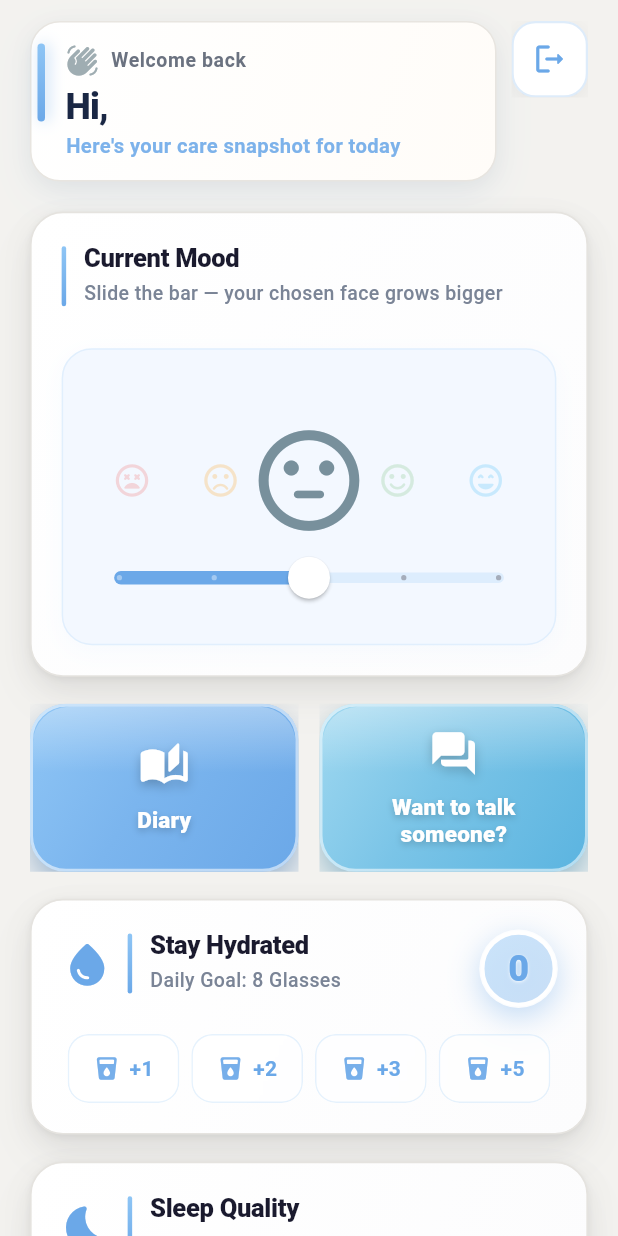
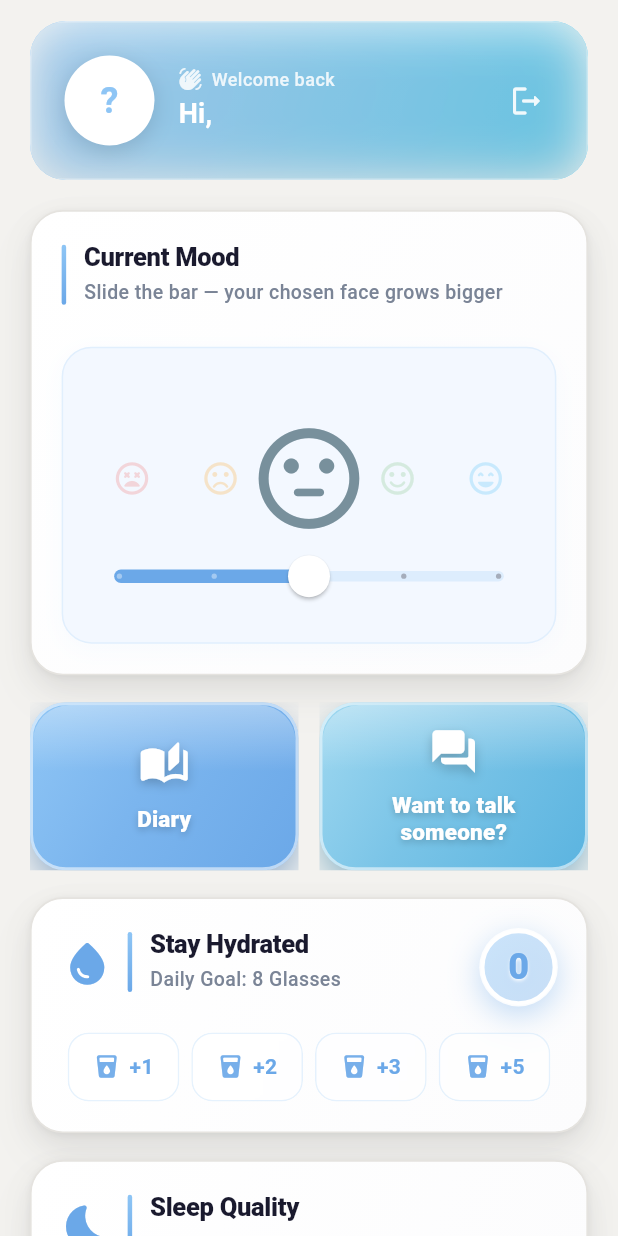
Before and after one commit to sadithaboxrec/Mental-HealthCare-Application_Project, a Flutter app: the PatientHome screen opened directly with empty values, on a phone screen of 412 x 824 dp. Run offline on Flutter 3.47's test engine with Material 3 defaults, Android fonts, the light colour scheme and no system bars; our stand-ins replace cloud_firestore, emoji_picker_flutter, firebase_auth, firebase_core; accounts and stored records are empty; generated files the repository leaves out were written again.

Commit message:
update home header

```diff
--- a/mental_health_support_app/lib/presentation/screens/patient/widgets/home_header.dart
+++ b/mental_health_support_app/lib/presentation/screens/patient/widgets/home_header.dart
@@ -1,79 +1,106 @@
 import 'package:flutter/material.dart';
+import 'dart:ui' show ImageFilter;
 import '../../../../core/controllers/auth_controller.dart';
 import '../../../../core/navigation/navigation_helper.dart';
 
 class HomeHeader extends StatelessWidget {
   final String userName;
+  // final String userRole;
   final Color primaryBlue;
   final Color primaryBlueDeep;
 
   const HomeHeader({
     super.key,
     required this.userName,
+    // required this.userRole,
     required this.primaryBlue,
     required this.primaryBlueDeep,
   });
 
   @override
   Widget build(BuildContext context) {
-    const dark = Color(0xFF1A2744);
-    const subtle = Color(0xFF6B7280);
-
     return Padding(
       padding: const EdgeInsets.only(top: 4, bottom: 12),
-      child: Row(
-        crossAxisAlignment: CrossAxisAlignment.start,
+      child: ClipRRect(
+        borderRadius: BorderRadius.circular(24),
+        child: Stack(
           children: [
-          Expanded(
+            // ── Gradient background ───────────────
+            Positioned.fill(
               child: Container(
-              padding: const EdgeInsets.fromLTRB(4, 14, 14, 14),
                 decoration: BoxDecoration(
-                borderRadius: BorderRadius.circular(20),
                   gradient: LinearGradient(
+                    colors: [
+                      primaryBlue.withOpacity(0.95),
+                      const Color(0xFF56CCF2).withOpacity(0.9),
+                    ],
                     begin: Alignment.topLeft,
                     end: Alignment.bottomRight,
+                  ),
+                ),
+              ),
+            ),
+
+            // ── Glass overlay ─────────────────────
+            BackdropFilter(
+              filter: ImageFilter.blur(sigmaX: 18, sigmaY: 18),
+              child: Container(
+                width: double.infinity,
+                decoration: BoxDecoration(
+                  gradient: LinearGradient(
                     colors: [
-                    Colors.white,
-                    Color.lerp(Colors.white, const Color(0xFFFFFBF7), 0.85)!,
+                      Colors.white.withOpacity(0.22),
+                      Colors.white.withOpacity(0.06),
+                    ],
+                    begin: Alignment.topLeft,
+                    end: Alignment.bottomRight,
+                  ),
+                  border: Border.all(
+                    color: Colors.white.withOpacity(0.35),
+                  ),
+                  boxShadow: [
+                    BoxShadow(
+                      color: Colors.black.withOpacity(0.08),
+                      blurRadius: 24,
+                      offset: const Offset(0, 12),
+                    ),
                   ],
                 ),
-                border: Border.all(color: const Color(0xFFE8E5E0)),
+                padding: const EdgeInsets.fromLTRB(22, 22, 16, 22),
+                child: Row(
+                  children: [
+                    // ── Avatar ────────────────────
+                    Container(
+                      decoration: BoxDecoration(
+                        shape: BoxShape.circle,
                         boxShadow: [
                           BoxShadow(
-                    color: Colors.black.withOpacity(0.05),
+                            color: Colors.black.withOpacity(0.12),
                             blurRadius: 12,
                             offset: const Offset(0, 4),
                           ),
-                  BoxShadow(
-                    color: primaryBlueDeep.withOpacity(0.08),
-                    blurRadius: 24,
-                    offset: const Offset(0, 10),
-                  ),
                         ],
                       ),
-              child: Row(
-                crossAxisAlignment: CrossAxisAlignment.start,
-                children: [
-                  Container(
-                    width: 5,
-                    height: 52,
-                    decoration: BoxDecoration(
-                      borderRadius: BorderRadius.circular(5),
-                      gradient: LinearGradient(
-                        begin: Alignment.topCenter,
-                        end: Alignment.bottomCenter,
-                        colors: [primaryBlue, primaryBlueDeep],
-                      ),
-                      boxShadow: [
-                        BoxShadow(
-                          color: primaryBlueDeep.withOpacity(0.45),
-                          blurRadius: 8,
-                          offset: const Offset(2, 0),
-                        ),
-                      ],
+                      child: CircleAvatar(
+                        radius: 30,
+                        backgroundColor: Colors.white,
+                        child: Text(
+                          userName.isNotEmpty
+                              ? userName[0].toUpperCase()
+                              : '?',
+                          style: TextStyle(
+                            fontSize: 24,
+                            color: primaryBlue,
+                            fontWeight: FontWeight.bold,
+                            letterSpacing: 0.5,
                           ),
                         ),
-                  const SizedBox(width: 14),
+                      ),
+                    ),
+
+                    const SizedBox(width: 16),
+
+                    // ── Name + role ───────────────
                     Expanded(
                       child: Column(
                         crossAxisAlignment: CrossAxisAlignment.start,
@@ -82,90 +109,67 @@ class HomeHeader extends StatelessWidget {
                             children: [
                               Icon(
                                 Icons.waving_hand_rounded,
-                              size: 22,
-                              color: Color.lerp(
-                                primaryBlueDeep,
-                                const Color(0xFFFFB74D),
-                                0.35,
+                                size: 16,
+                                color: Colors.white.withOpacity(0.85),
                               ),
-                            ),
-                            const SizedBox(width: 8),
+                              const SizedBox(width: 6),
                               Text(
                                 'Welcome back',
                                 style: TextStyle(
-                                color: subtle,
-                                fontWeight: FontWeight.w700,
-                                fontSize: 13,
-                                letterSpacing: 0.4,
+                                  color: Colors.white.withOpacity(0.85),
+                                  fontWeight: FontWeight.w500,
+                                  fontSize: 12,
+                                  letterSpacing: 0.3,
                                 ),
                               ),
                             ],
                           ),
-                        const SizedBox(height: 6),
+                          const SizedBox(height: 4),
                           Text(
                             'Hi, $userName',
-                          maxLines: 2,
+                            maxLines: 1,
                             overflow: TextOverflow.ellipsis,
                             style: const TextStyle(
-                            color: dark,
-                            fontWeight: FontWeight.w900,
-                            fontSize: 24,
-                            height: 1.15,
-                            letterSpacing: -0.6,
+                              fontSize: 18,
+                              color: Colors.white,
+                              fontWeight: FontWeight.w700,
+                              letterSpacing: 0.2,
+                              height: 1.25,
                             ),
                           ),
-                        const SizedBox(height: 4),
-                        Text(
-                          "Here's your care snapshot for today",
-                          style: TextStyle(
-                            color: primaryBlueDeep.withOpacity(0.88),
-                            fontWeight: FontWeight.w600,
-                            fontSize: 13.5,
-                            height: 1.25,
+                          const SizedBox(height: 2),
+                          // Text(
+                          //   userRole.toUpperCase(),
+                          //   style: TextStyle(
+                          //     color: Colors.white.withOpacity(0.88),
+                          //     fontSize: 11,
+                          //     fontWeight: FontWeight.w500,
+                          //     letterSpacing: 1.2,
+                          //   ),
+                          // ),
+                        ],
+                      ),
+                    ),
+
+                    // ── Logout icon (inside card) ─
+                    IconButton(
+                      onPressed: () => AuthController.logout().then(
+                        (_) => NavigationHelper.goToLogin(context),
+                      ),
+                      icon: Icon(
+                        Icons.logout_rounded,
+                        color: Colors.white.withOpacity(0.9),
+                        size: 24,
+                      ),
+                      tooltip: 'Logout',
+                    ),
+                  ],
+                ),
               ),
             ),
           ],
         ),
       ),
-                ],
-              ),
-            ),
-          ),
-          const SizedBox(width: 10),
-          Material(
-            color: Colors.transparent,
-            child: InkWell(
-              onTap: () => AuthController.logout().then(
-                (_) => NavigationHelper.goToLogin(context),
-              ),
-              borderRadius: BorderRadius.circular(16),
-              child: Ink(
-                padding: const EdgeInsets.all(12),
-                decoration: BoxDecoration(
-                  borderRadius: BorderRadius.circular(16),
-                  color: Colors.white,
-                  border: Border.all(
-                    color: primaryBlueDeep.withOpacity(0.22),
-                    width: 1.5,
-                  ),
-                  boxShadow: [
-                    BoxShadow(
-                      color: Colors.black.withOpacity(0.05),
-                      blurRadius: 10,
-                      offset: const Offset(0, 3),
-                    ),
-                  ],
-                ),
-                child: Icon(
-                  Icons.logout_rounded,
-                  color: primaryBlueDeep,
-                  size: 24,
-                ),
-              ),
-            ),
-          ),
-        ],
-      ),
     );
   }
 }
```
Also changed, not shown: mental_health_support_app/lib/presentation/screens/patient/patient_home.dart (+4 -4 lines). Lines whose indentation alone changed are shown as unchanged.
